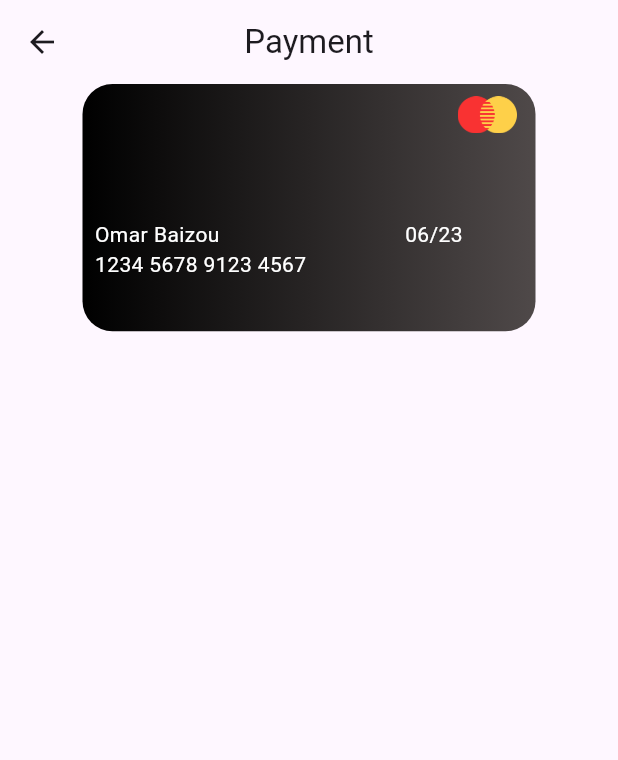
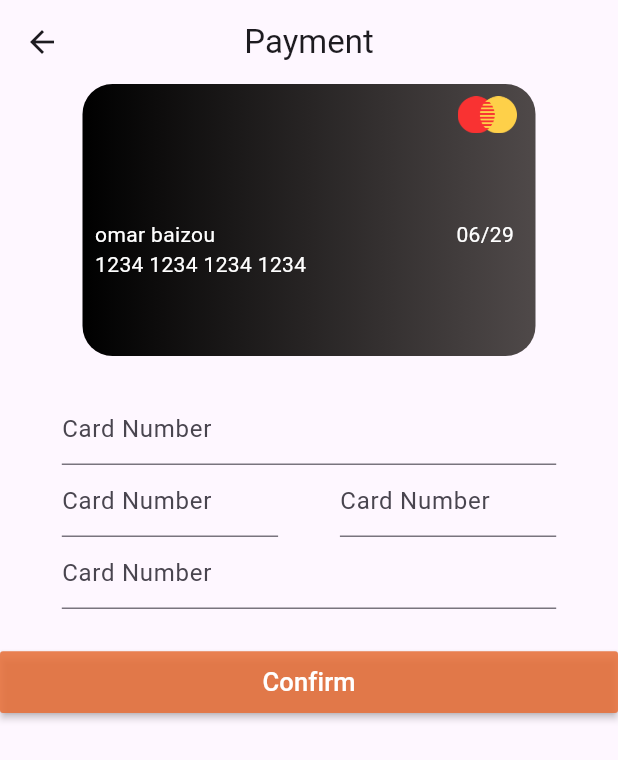
Before and after one commit to seddiksss/trading_books, a Flutter app: the Payment screen opened directly, on a phone screen of 412 x 824 dp. Shown: the top 760 px of the screen. Run offline on Flutter 3.47's test engine with Material 3 defaults, Android fonts, the phone set to English and light mode, and no system bars; our stand-ins replace babstrap_settings_screen, get, get_storage, introduction_screen; accounts and stored records are empty.

Commit message:
ylh bdit page ba9i masalitha payment

```diff
--- a/lib/Views/screens/payment.dart
+++ b/lib/Views/screens/payment.dart
@@ -1,18 +1,70 @@
 import 'package:flutter/material.dart';
+import 'package:get/get.dart';
+import 'package:get/get_core/src/get_main.dart';
+import 'package:trading_books/Core/Constants/AppColor.dart';
 import 'package:trading_books/Views/widgets/homeWidgets/BankCard.dart';
+import 'package:trading_books/Views/widgets/profilTextfield.dart';
 
 class Payment extends StatelessWidget {
   const Payment({super.key});
 
   @override
   Widget build(BuildContext context) {
+    final mediaQuery = MediaQuery.of(context);
+    final screenwidth = mediaQuery.size.width;
+    final screenheight = mediaQuery.size.height;
     return Scaffold(
       appBar: AppBar(
         title: const Text('Payment'),
         centerTitle: true,
       ),
       body: ListView(
-        children: [Bankcard()],
+        children: [
+          Bankcard(
+            fulname: "omar baizou",
+            year: "29",
+            month: "06",
+            CardNumber: "1234 1234 1234 1234",
+          ),
+          Container(
+              margin: EdgeInsets.symmetric(
+                  horizontal: screenwidth * 0.1, vertical: screenheight * 0.03),
+              child: Column(
+                children: [
+                  TextFormField(
+                    decoration: InputDecoration(hintText: "Card Number"),
+                  ),
+                  Row(
+                    children: [
+                      Expanded(
+                        child: TextFormField(
+                          decoration: InputDecoration(hintText: "Card Number"),
+                        ),
+                      ),
+                      SizedBox(
+                        width: screenwidth * 0.1,
+                      ),
+                      Expanded(
+                        child: TextFormField(
+                          decoration: InputDecoration(hintText: "Card Number"),
+                        ),
+                      ),
+                    ],
+                  ),
+                  TextFormField(
+                    decoration: InputDecoration(hintText: "Card Number"),
+                  ),
+                ],
+              )),
+          MaterialButton(
+              height: Get.height / 20,
+              color: AppColor.primarycolor,
+              child: const Text(
+                "Confirm",
+                style: TextStyle(color: AppColor.white, fontSize: 17),
+              ),
+              onPressed: () {}),
+        ],
       ),
     );
   }
--- a/lib/Views/widgets/homeWidgets/BankCard.dart
+++ b/lib/Views/widgets/homeWidgets/BankCard.dart
@@ -3,19 +3,27 @@ import 'package:trading_books/Core/Constants/AppColor.dart';
 import 'package:trading_books/Core/Constants/AppImages.dart';
 
 class Bankcard extends StatelessWidget {
-  const Bankcard({super.key});
-  // final String firstname;
+  const Bankcard(
+      {super.key,
+      required this.fulname,
+      required this.month,
+      required this.year,
+      required this.CardNumber});
+  final String fulname;
+  final String month;
+  final String year;
+  final String CardNumber;
   @override
   Widget build(BuildContext context) {
     final mediaQuery = MediaQuery.of(context);
     final screenHeight = mediaQuery.size.height;
     final screenWidth = mediaQuery.size.width;
     return Container(
-      margin: EdgeInsets.symmetric(horizontal: 55),
-      height: screenHeight * 0.2,
+      margin: const EdgeInsets.symmetric(horizontal: 55),
+      height: screenHeight * 0.22,
       decoration: BoxDecoration(
-          gradient: LinearGradient(
-            colors: [AppColor.black, const Color.fromARGB(255, 79, 73, 73)],
+          gradient: const LinearGradient(
+            colors: [AppColor.black, Color.fromARGB(255, 79, 73, 73)],
           ),
           borderRadius: BorderRadius.circular(20)),
       child: Column(
@@ -34,33 +42,25 @@ class Bankcard extends StatelessWidget {
           SizedBox(
             height: screenHeight * 0.07,
           ),
-          Row(
+          Container(
+            margin: EdgeInsets.symmetric(horizontal: screenWidth * 0.02),
+            child: Row(
               children: [
+                Text(
+                  "$fulname",
+                  style: const TextStyle(color: AppColor.white),
+                ),
                 SizedBox(
-                width: screenWidth * 0.02,
+                  width: screenWidth * 0.39,
                 ),
                 Text(
-                "Omar",
-                style: TextStyle(color: AppColor.white),
-              ),
-              SizedBox(
-                width: screenWidth * 0.01,
-              ),
-              Text(
-                "Baizou",
-                style: TextStyle(color: AppColor.white),
-              ),
-              SizedBox(
-                width: screenWidth * 0.3,
-              ),
-              Container(
-                alignment: Alignment.topLeft,
-                child: Text(
-                  "06/23",
-                  style: TextStyle(color: AppColor.white),
+                  "$month/$year",
+                  style: const TextStyle(
+                    color: AppColor.white,
                   ),
                 )
               ],
+            ),
           ),
           Row(
             children: [
@@ -68,8 +68,8 @@ class Bankcard extends StatelessWidget {
                 width: screenWidth * 0.02,
               ),
               Text(
-                "1234 5678 9123 4567",
-                style: TextStyle(color: AppColor.white),
+                CardNumber,
+                style: const TextStyle(color: AppColor.white),
               ),
             ],
           ),
```
Lines whose indentation alone changed are shown as unchanged.
